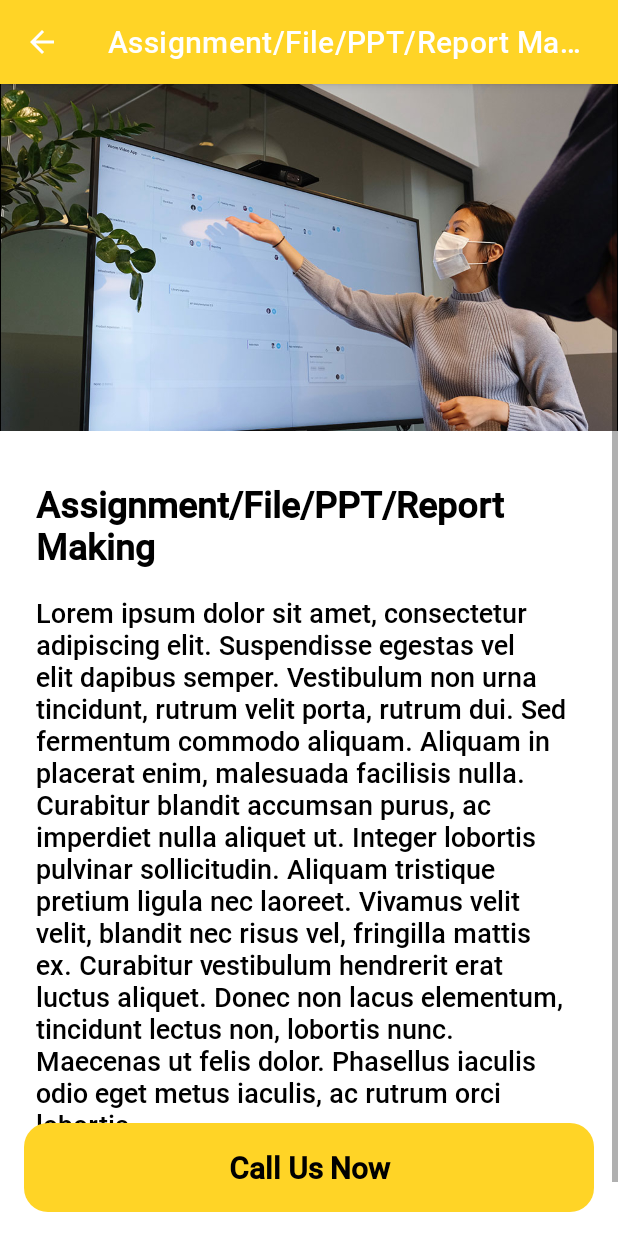
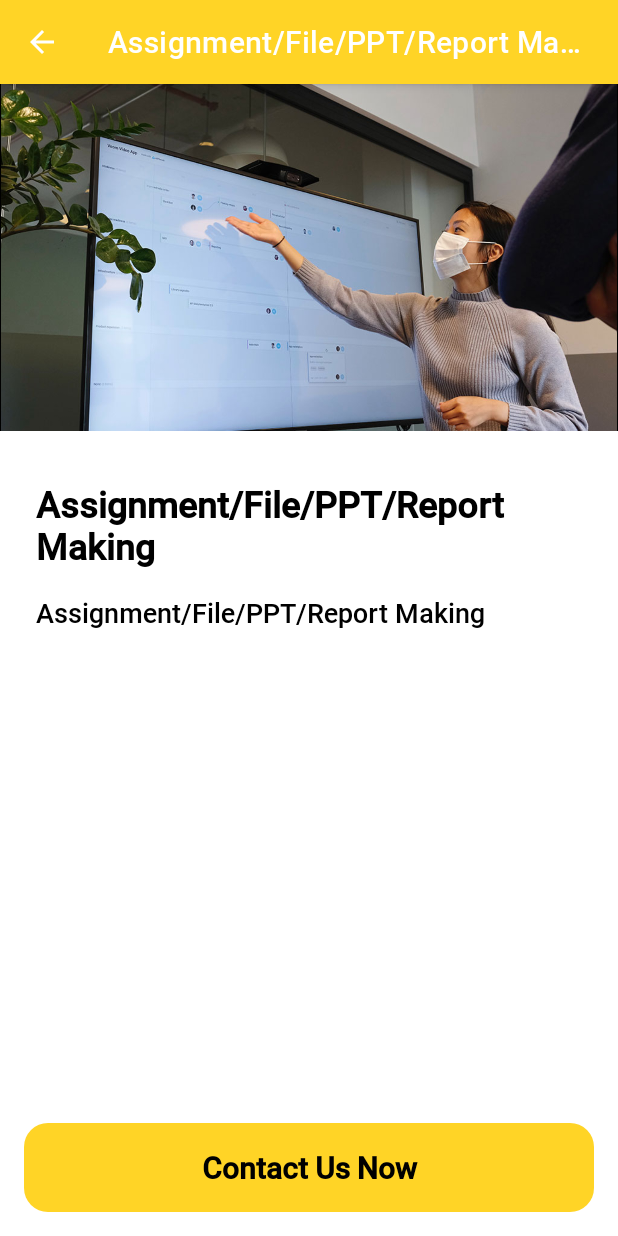
Before and after one commit to helloashishpal/PShiksha, an Android app: the ServicesActivity screen opened directly, with no data from a screen before it, after a tap on "Assignment/File/PPT/Report Making", on a phone screen of 412 x 824 dp. Run offline under Robolectric (Android 15) with nearby library versions, the phone set to English and light mode, and no system bars; our stand-ins replace Firebase (no records; nobody signed in at launch, a user with empty details on screens opened directly).

Commit message:
About and contact us added.

```diff
--- a/app/build.gradle
+++ b/app/build.gradle
@@ -49,4 +49,5 @@ dependencies {
     implementation 'com.github.aabhasr1:OtpView:v1.1.2-ktx'
     implementation 'com.google.android.gms:play-services-safetynet:18.0.1'
     implementation 'com.github.mukeshsolanki:android-otpview-pinview:3.0.0'
+    implementation 'io.github.medyo:android-about-page:2.0.0'
 }
--- a/app/src/main/AndroidManifest.xml
+++ b/app/src/main/AndroidManifest.xml
@@ -14,10 +14,13 @@
         android:theme="@style/Theme.PShiksha"
         tools:targetApi="31">
         <activity
+            android:name=".services.AboutUsActivity"
+            android:exported="false" />
+        <activity
             android:name=".services.ContactUsActivity"
             android:exported="false" />
         <activity
-            android:name=".services.AllServices.MajorMinorProjectActivity"
+            android:name=".services.allServices.MajorMinorProjectActivity"
             android:exported="false"
             android:windowSoftInputMode="adjustResize" />
         <activity
--- a/app/src/main/java/com/example/pshiksha/login/OtpActivity.kt
+++ b/app/src/main/java/com/example/pshiksha/login/OtpActivity.kt
@@ -27,7 +27,7 @@ class OtpActivity : AppCompatActivity() {
     private lateinit var binding: ActivityOtpBinding
 
     private lateinit var phoneNumber: String
-    private var otpTimeout = 10L
+    private var otpTimeout = 60L
     private var canSend = false
 
     private lateinit var storedVerificationId: String
--- a/app/src/main/java/com/example/pshiksha/services/AllServices/MajorMinorProjectActivity.java
+++ /dev/null
@@ -1,44 +0,0 @@
-package com.example.pshiksha.services.AllServices;
-
-import androidx.appcompat.app.AppCompatActivity;
-
-import android.content.Intent;
-import android.net.Uri;
-import android.os.Bundle;
-
-import com.example.pshiksha.R;
-import com.example.pshiksha.databinding.ActivityMajorMinorProjectBinding;
-import com.example.pshiksha.services.ServiceItem;
-
-import java.util.Objects;
-
-public class MajorMinorProjectActivity extends AppCompatActivity {
-
-    ActivityMajorMinorProjectBinding binding;
-
-    @Override
-    protected void onCreate(Bundle savedInstanceState) {
-        super.onCreate(savedInstanceState);
-        binding = ActivityMajorMinorProjectBinding.inflate(getLayoutInflater());
-        setContentView(binding.getRoot());
-
-        Objects.requireNonNull(getSupportActionBar()).setDisplayHomeAsUpEnabled(true);
-
-        ServiceItem serviceItem = (ServiceItem) getIntent().getSerializableExtra("SERVICE");
-        getSupportActionBar().setTitle(serviceItem.getTitle() + " Service");
-        binding.serviceImageView.setImageResource(serviceItem.getImageResId());
-        binding.serviceTitleTextView.setText(serviceItem.getTitle());
-
-        binding.onCallClickButton.setOnClickListener(v -> {
-            Intent intent = new Intent(Intent.ACTION_DIAL);
-            intent.setData(Uri.parse("tel:" + getString(R.string.pshiksha_phone_number)));
-            startActivity(intent);
-        });
-    }
-
-    @Override
-    public boolean onSupportNavigateUp() {
-        onBackPressed();
-        return super.onSupportNavigateUp();
-    }
-}
--- a/app/src/main/java/com/example/pshiksha/services/ServiceItem.java
+++ /dev/null
@@ -1,27 +0,0 @@
-package com.example.pshiksha.services;
-
-import java.io.Serializable;
-
-public class ServiceItem implements Serializable {
-    private final String title;
-    private final Integer imageResId;
-    private final Class<?> onClickActivity;
-
-    public ServiceItem(String title, Integer imageResId, Class<?> onClickActivity) {
-        this.title = title;
-        this.imageResId = imageResId;
-        this.onClickActivity = onClickActivity;
-    }
-
-    public String getTitle() {
-        return title;
-    }
-
-    public Integer getImageResId() {
-        return imageResId;
-    }
-
-    public Class<?> getOnClickActivity() {
-        return onClickActivity;
-    }
-}
--- /dev/null
+++ b/app/src/main/java/com/example/pshiksha/services/ServiceItem.kt
@@ -0,0 +1,11 @@
+package com.example.pshiksha.services
+
+import java.io.Serializable
+
+class ServiceItem(
+    val title: String,
+    val description: String,
+    val imageResId: Int,
+    val onClickActivity: Class<*>
+) :
+    Serializable
--- a/app/src/main/java/com/example/pshiksha/services/ServicesActivity.kt
+++ b/app/src/main/java/com/example/pshiksha/services/ServicesActivity.kt
@@ -4,14 +4,13 @@ import android.content.Intent
 import android.os.Bundle
 import android.view.Menu
 import android.view.MenuItem
-import android.widget.Toast
 import androidx.appcompat.app.AppCompatActivity
 import androidx.recyclerview.widget.StaggeredGridLayoutManager
 import com.example.pshiksha.R
 import com.example.pshiksha.databinding.ActivityServicesBinding
 import com.example.pshiksha.login.LoginActivity
 import com.example.pshiksha.login.UserInformation
-import com.example.pshiksha.services.AllServices.MajorMinorProjectActivity
+import com.example.pshiksha.services.allServices.MajorMinorProjectActivity
 import com.example.pshiksha.utils.LoaderBuilder
 import com.example.pshiksha.utils.Util
 import com.google.firebase.auth.FirebaseAuth
@@ -35,29 +34,22 @@ class ServicesActivity : AppCompatActivity() {
 
         firebaseDatabase = FirebaseDatabase.getInstance()
         firebaseAuth = FirebaseAuth.getInstance()
+
         if (firebaseAuth.currentUser == null) return
-
-        val loader = LoaderBuilder(this)
-            .setTitle("Loading Profile...")
-        loader.show()
-
-        firebaseDatabase.getReference(Util.FIREBASE_USER_PROFILE_INFORMATION)
-            .child(firebaseAuth.currentUser!!.uid)
-            .addValueEventListener(object : ValueEventListener {
-                override fun onDataChange(snapshot: DataSnapshot) {
-                    val userInformation = snapshot.getValue(UserInformation::class.java)
-                    val title = "Hello, ${userInformation?.fullName}"
-                    binding.textView.text = title
-                    loader.hide()
-                }
-
-                override fun onCancelled(error: DatabaseError) {
-                }
-            })
+        getCurrentUserDetails()
 
         serviceItemList.add(
             ServiceItem(
+                getString(R.string.service_ed_sheet_making_title),
+                getString(R.string.service_ed_sheet_making_description),
+                R.drawable.ic_service_ed_sheet_making,
+                MajorMinorProjectActivity::class.java
+            )
+        )
+        serviceItemList.add(
+            ServiceItem(
                 getString(R.string.service_assignment_file_ppt_report_title),
+                getString(R.string.service_assignment_file_ppt_report_description),
                 R.drawable.ic_service_assignment_file_ppt_report,
                 MajorMinorProjectActivity::class.java
             )
@@ -65,6 +57,7 @@ class ServicesActivity : AppCompatActivity() {
         serviceItemList.add(
             ServiceItem(
                 getString(R.string.service_professional_cv_making_title),
+                getString(R.string.service_professional_cv_making_description),
                 R.drawable.ic_service_professional_cv_making,
                 MajorMinorProjectActivity::class.java
             )
@@ -72,6 +65,7 @@ class ServicesActivity : AppCompatActivity() {
         serviceItemList.add(
             ServiceItem(
                 getString(R.string.service_placement_preparation_title),
+                getString(R.string.service_placement_preparation_description),
                 R.drawable.ic_service_placement_preparation,
                 MajorMinorProjectActivity::class.java
             )
@@ -80,6 +74,7 @@ class ServicesActivity : AppCompatActivity() {
         serviceItemList.add(
             ServiceItem(
                 getString(R.string.service_major_minor_project_title),
+                getString(R.string.service_major_minor_project_description),
                 R.drawable.ic_service_major_minor_project,
                 MajorMinorProjectActivity::class.java
             )
@@ -88,6 +83,7 @@ class ServicesActivity : AppCompatActivity() {
         serviceItemList.add(
             ServiceItem(
                 getString(R.string.service_plagiarism_removal_thesis_guidance_title),
+                getString(R.string.service_plagiarism_removal_thesis_guidance_description),
                 R.drawable.ic_service_plagiarism_removal_thesis_guidance,
                 MajorMinorProjectActivity::class.java
             )
@@ -96,6 +92,7 @@ class ServicesActivity : AppCompatActivity() {
         serviceItemList.add(
             ServiceItem(
                 getString(R.string.service_coaching_immigration_title),
+                getString(R.string.service_coaching_immigration_description),
                 R.drawable.ic_service_coaching_immigration,
                 MajorMinorProjectActivity::class.java
             )
@@ -103,6 +100,7 @@ class ServicesActivity : AppCompatActivity() {
         serviceItemList.add(
             ServiceItem(
                 getString(R.string.service_tech_non_tech_internship_title),
+                getString(R.string.service_tech_non_tech_internship_description),
                 R.drawable.ic_service_tech_non_tech_internship,
                 MajorMinorProjectActivity::class.java
             )
@@ -116,36 +114,7 @@ class ServicesActivity : AppCompatActivity() {
         }
     }
 
-    private fun initRecyclerView() {
-        val adapter = ServicesRecyclerViewAdapter(
-            this,
-            serviceItemList
-        )
-        binding.recyclerView.layoutManager =
-            StaggeredGridLayoutManager(1, StaggeredGridLayoutManager.VERTICAL)
-        binding.recyclerView.adapter = adapter
-        adapter.setOnItemClickListener(object :
-            ServicesRecyclerViewAdapter.ServicesItemOnClickListener {
-            override fun onItemClick(position: Int) {
-                val nextActivity = serviceItemList[position].onClickActivity
-                if (nextActivity == null) {
-                    Toast.makeText(
-                        applicationContext,
-                        "No Information Available",
-                        Toast.LENGTH_SHORT
-                    )
-                        .show()
-                } else {
-                    val intent = Intent(applicationContext, nextActivity)
-                    intent.putExtra("SERVICE", serviceItemList[position])
-                    startActivity(intent)
-                }
-            }
-        })
-    }
-
-    override fun onResume() {
-        super.onResume()
+    private fun getCurrentUserDetails() {
         val loader = LoaderBuilder(this)
             .setTitle("Loading Profile...")
         loader.show()
@@ -168,6 +137,25 @@ class ServicesActivity : AppCompatActivity() {
             })
     }
 
+    private fun initRecyclerView() {
+        val adapter = ServicesRecyclerViewAdapter(
+            this,
+            serviceItemList
+        )
+        binding.recyclerView.layoutManager =
+            StaggeredGridLayoutManager(1, StaggeredGridLayoutManager.VERTICAL)
+        binding.recyclerView.adapter = adapter
+        adapter.setOnItemClickListener(object :
+            ServicesRecyclerViewAdapter.ServicesItemOnClickListener {
+            override fun onItemClick(position: Int) {
+                val nextActivity = serviceItemList[position].onClickActivity
+                val intent = Intent(applicationContext, nextActivity)
+                intent.putExtra("SERVICE", serviceItemList[position])
+                startActivity(intent)
+            }
+        })
+    }
+
     override fun onCreateOptionsMenu(menu: Menu?): Boolean {
         menuInflater.inflate(R.menu.services_menu, menu)
         return super.onCreateOptionsMenu(menu)
@@ -179,7 +167,7 @@ class ServicesActivity : AppCompatActivity() {
                 startActivity(Intent(applicationContext, ContactUsActivity::class.java))
             }
             R.id.menu_services_about_us -> {
-
+                startActivity(Intent(applicationContext, AboutUsActivity::class.java))
             }
             R.id.menu_services_log_out -> {
                 firebaseAuth.signOut()
--- /dev/null
+++ b/app/src/main/java/com/example/pshiksha/services/allServices/MajorMinorProjectActivity.kt
@@ -0,0 +1,76 @@
+package com.example.pshiksha.services.allServices
+
+import androidx.appcompat.app.AppCompatActivity
+import com.google.firebase.database.FirebaseDatabase
+import com.google.firebase.auth.FirebaseAuth
+import android.os.Bundle
+import com.example.pshiksha.services.ServiceItem
+import com.google.firebase.database.ValueEventListener
+import com.google.firebase.database.DataSnapshot
+import com.google.firebase.database.DatabaseError
+import android.content.Intent
+import com.example.pshiksha.databinding.ActivityMajorMinorProjectBinding
+import com.example.pshiksha.services.ContactUsActivity
+import com.example.pshiksha.utils.Util
+import java.lang.StringBuilder
+
+class MajorMinorProjectActivity : AppCompatActivity() {
+    var binding: ActivityMajorMinorProjectBinding? = null
+    private var firebaseDatabase: FirebaseDatabase? = null
+    private var firebaseAuth: FirebaseAuth? = null
+    override fun onCreate(savedInstanceState: Bundle?) {
+        super.onCreate(savedInstanceState)
+        binding = ActivityMajorMinorProjectBinding.inflate(
+            layoutInflater
+        )
+        setContentView(binding!!.root)
+        firebaseAuth = FirebaseAuth.getInstance()
+        firebaseDatabase = FirebaseDatabase.getInstance()
+
+        //
+        val serviceItem = intent.getSerializableExtra("SERVICE") as ServiceItem?
+        supportActionBar?.setDisplayHomeAsUpEnabled(true)
+        supportActionBar!!.title = serviceItem!!.title + " Service"
+        binding!!.serviceImageView.setImageResource(serviceItem.imageResId)
+        binding!!.serviceTitleTextView.text = serviceItem.title
+        binding!!.serviceDescriptionTextView.text = serviceItem.description
+
+
+        //
+        binding!!.onCallClickButton.setOnClickListener {
+            val databaseReference = firebaseDatabase!!.reference
+                .child(Util.FIREBASE_USER_CONTACT_US)
+                .child(firebaseAuth!!.currentUser!!.uid)
+                .child(getValidName(serviceItem.title))
+            databaseReference.addListenerForSingleValueEvent(object : ValueEventListener {
+                override fun onDataChange(snapshot: DataSnapshot) {
+                    var value = 0
+                    if (snapshot.exists()) {
+                        value = snapshot.getValue(Int::class.java)!!
+                    }
+                    databaseReference.setValue(value + 1)
+                }
+
+                override fun onCancelled(error: DatabaseError) {}
+            })
+//            val intent = Intent(Intent.ACTION_DIAL)
+//            intent.data = Uri.parse("tel:" + getString(R.string.pshiksha_phone_number))
+//            startActivity(intent)
+            startActivity(Intent(applicationContext, ContactUsActivity::class.java))
+        }
+    }
+
+    override fun onSupportNavigateUp(): Boolean {
+        onBackPressed()
+        return super.onSupportNavigateUp()
+    }
+
+    private fun getValidName(name: String): String {
+        val builder = StringBuilder(name)
+        for (i in builder.indices) {
+            if (builder[i] == '/')
+                builder[i] = ' '
+        }
+        return builder.toString()
+    }
+}
--- a/app/src/main/java/com/example/pshiksha/utils/Util.kt
+++ b/app/src/main/java/com/example/pshiksha/utils/Util.kt
@@ -3,4 +3,5 @@ package com.example.pshiksha.utils
 object Util {
     const val INTENT_EXTRA_PHONE_NUMBER = "PHONE_NUMBER"
     const val FIREBASE_USER_PROFILE_INFORMATION = "USER PROFILE INFORMATION"
+    const val FIREBASE_USER_CONTACT_US = "USER CONTACT US"
 }
--- a/app/src/main/res/layout/activity_major_minor_project.xml
+++ b/app/src/main/res/layout/activity_major_minor_project.xml
@@ -4,7 +4,7 @@
     xmlns:tools="http://schemas.android.com/tools"
     android:layout_width="match_parent"
     android:layout_height="match_parent"
-    tools:context=".services.AllServices.MajorMinorProjectActivity">
+    tools:context=".services.allServices.MajorMinorProjectActivity">
 
     <ScrollView
         android:layout_width="match_parent"
@@ -53,7 +53,7 @@
     <androidx.appcompat.widget.AppCompatButton
         android:id="@+id/onCallClickButton"
         style="@style/Widget.AppCompat.Button.ButtonTheme"
-        android:text="Call Us Now"
+        android:text="Contact Us Now"
         app:layout_constraintBottom_toBottomOf="parent"
         app:layout_constraintEnd_toEndOf="parent"
         app:layout_constraintStart_toStartOf="parent" />
--- a/app/src/main/res/values/strings.xml
+++ b/app/src/main/res/values/strings.xml
@@ -2,6 +2,15 @@
     <string name="app_name">P.Shiksha 4.0</string>
     <string name="pshiksha_phone_number">919599139063</string>
     <string name="pshiksha_email_id">pshiksha4.0@gmail.com</string>
+    <string name="pshiksha_website">https://www.pshiksha4.com/</string>
+    <string name="pshiksha_linkedin">https://www.linkedin.com/company/pshiksha/</string>
+    <string name="pshiksha_description">Lorem ipsum dolor sit amet, consectetur adipiscing elit. Suspendisse egestas vel elit dapibus semper. Vestibulum non urna tincidunt</string>
+    <string name="pshiksha_address">House no. 191, Block no. 1, Ground floor, Subhash Nagar</string>
+    <string name="pshiksha_zip_code">110027</string>
+    <string name="pshiksha_city">New Delhi, Delhi</string>
+    <string name="pshiksha_country">India</string>
+
+    <!--    -->
     <string name="login_success">Login Successful</string>
     <string name="login_failed">Login Failed</string>
     <string name="no_internet_connection">Please check your internet connection.</string>
@@ -52,9 +61,21 @@
     <!--    services name strings-->
     <string name="service_professional_cv_making_title">Professional CV Making</string>
     <string name="service_major_minor_project_title">Major/Minor Projects</string>
+    <string name="service_ed_sheet_making_title">ED Sheet Making</string>
     <string name="service_assignment_file_ppt_report_title">Assignment/File/PPT/Report Making</string>
     <string name="service_placement_preparation_title">Placement Preparation</string>
     <string name="service_plagiarism_removal_thesis_guidance_title">Plagiarism removal/Thesis guidance</string>
     <string name="service_tech_non_tech_internship_title">Tech/Non-tech internship</string>
     <string name="service_coaching_immigration_title">CAT coaching/IELTS, Visa, Immigration services</string>
+
+    <!--    services name description strings-->
+    <string name="service_professional_cv_making_description">Professional CV Making</string>
+    <string name="service_major_minor_project_description">Major/Minor Projects</string>
+    <string name="service_ed_sheet_making_description">ED Sheet Making</string>
+    <string name="service_assignment_file_ppt_report_description">Assignment/File/PPT/Report Making</string>
+    <string name="service_placement_preparation_description">Placement Preparation</string>
+    <string name="service_plagiarism_removal_thesis_guidance_description">Plagiarism removal/Thesis guidance</string>
+    <string name="service_tech_non_tech_internship_description">Tech/Non-tech internship</string>
+    <string name="service_coaching_immigration_description">CAT coaching/IELTS, Visa, Immigration services</string>
+
 </resources>
```
Also changed, not shown: app/src/main/java/com/example/pshiksha/services/AboutUsActivity.kt (added, +29 -0 lines), app/src/main/java/com/example/pshiksha/services/ContactUsActivity.java (deleted, +0 -71 lines), app/src/main/java/com/example/pshiksha/services/ContactUsActivity.kt (added, +58 -0 lines), app/src/main/res/layout/activity_about_us.xml (added, +15 -0 lines), app/src/main/res/layout/activity_contact_us.xml (+21 -20 lines), app/src/main/res/drawable-v24/ic_service_coaching_immigration.jpg (added), app/src/main/res/drawable-v24/ic_service_coaching_immigration.png (deleted), app/src/main/res/drawable/founder_profile_photo.jpeg (added), app/src/main/res/drawable/ic_service_ed_sheet_making.png (added).
